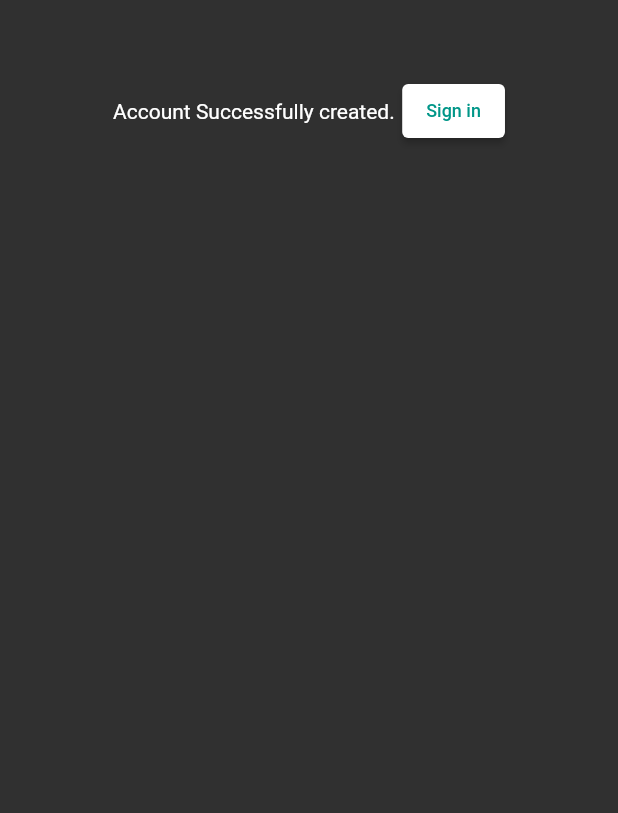
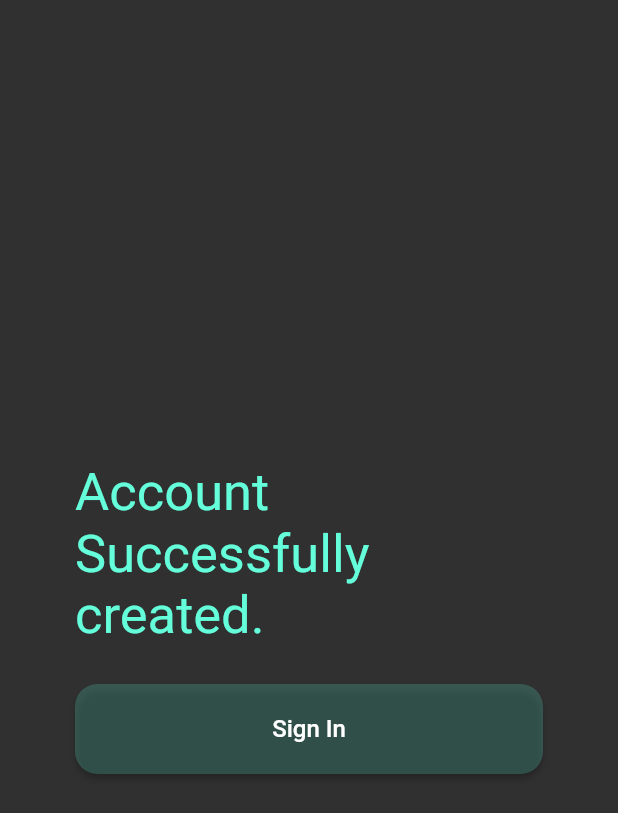
Before and after one commit to Alpha-Ronald/Eccomerce-app, a Flutter app: the SignUpSuccessful screen opened directly, on a phone screen of 412 x 824 dp. Shown: the top 813 px of the screen. Run offline on Flutter 3.47's test engine with Material 2 defaults, Android fonts, the phone set to English and light mode, and no system bars; our stand-ins replace badges, cached_network_image, carousel_slider, equatable, flutter_bloc.

Commit message:
UI redesign

```diff
--- a/lib/signUp.dart
+++ b/lib/signUp.dart
@@ -156,12 +156,16 @@ class SignUpSuccessful extends StatelessWidget {
         ),*/
         body: Padding(
             padding: const EdgeInsets.all(50),
-            child: Row(
+            child: Column(
               mainAxisAlignment: MainAxisAlignment.center,
+              crossAxisAlignment: CrossAxisAlignment.start,
               children: [
-                const Text('Account Successfully created.'),
+                const Text(
+                  'Account \nSuccessfully \ncreated.',
+                  style: TextStyle(color: Colors.tealAccent, fontSize: 35),
+                ),
                 const SizedBox(
-                  width: 5,
+                  height: 25,
                 ),
                 ElevatedButton(
                   onPressed: () {
@@ -171,13 +175,27 @@ class SignUpSuccessful extends StatelessWidget {
                             builder: (context) => const SignInPage()));
                   },
                   style: ElevatedButton.styleFrom(
-                        backgroundColor: Colors.white,
-                        foregroundColor: Colors.teal),
+                      padding: const EdgeInsets.symmetric(
+                          horizontal: 40, vertical: 16),
+                      backgroundColor: Colors.tealAccent.withOpacity(0.2),
+                      minimumSize: const Size(350, 60),
+                      shape: RoundedRectangleBorder(
+                          borderRadius: (BorderRadius.circular(15)))),
                   child: const Text(
-                      'Sign in',
-                      style: TextStyle(fontSize: 12),
-                    ))
+                    "Sign In",
+                    style: TextStyle(fontSize: 16, color: Colors.white),
+                  ),
+                ),
               ],
             )));
   }
 }
+
+/*
+ElevatedButton(
+onPressed: () {
+Navigator.push(
+context,
+MaterialPageRoute(
+builder: (context) => const SignInPage()));
+},*/
```
Lines whose indentation alone changed are shown as unchanged.
